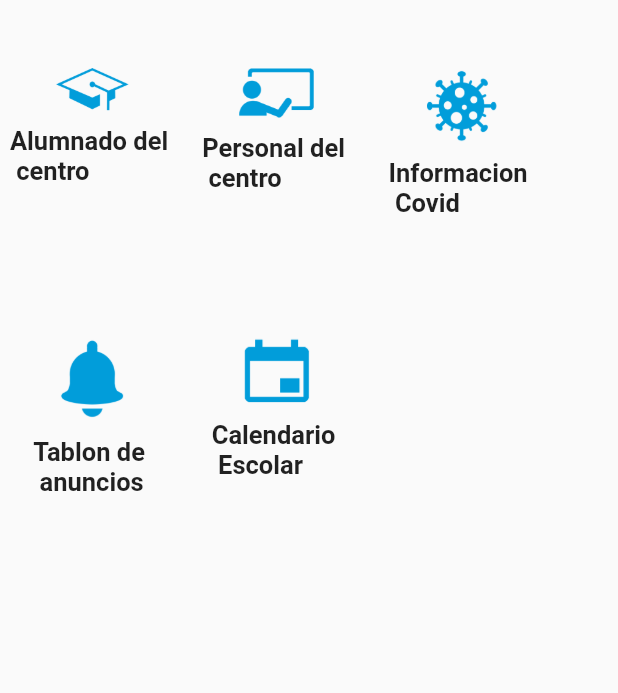
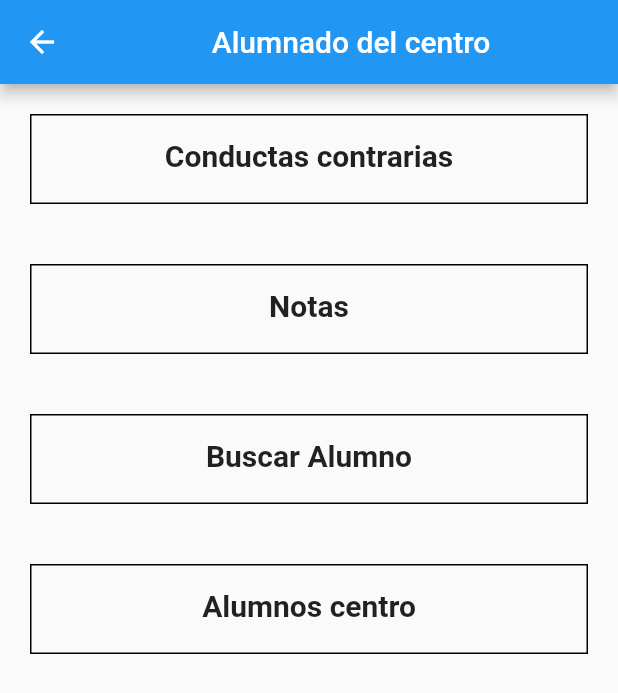
Before and after one commit to dconbal/ApplicationSeneca, a Flutter app: the CentralMenu widget shown alone on an empty page, opened directly, after a tap on an icon or button, on a phone screen of 412 x 824 dp. Shown: the top 693 px of the screen. Run offline on Flutter 3.47's test engine with Material 2 defaults, Android fonts, the phone set to English and light mode, and no system bars; our stand-ins replace firebase_auth, firebase_core, font_awesome_flutter, google_sign_in; accounts and stored records are empty; network calls fail.

Commit message:
pagina conductas contrarias

```diff
--- a/lib/main.dart
+++ b/lib/main.dart
@@ -2,6 +2,8 @@ import 'package:flutter/material.dart';
 import 'package:provider/provider.dart';
 import 'package:seneca/firebase/login_firebase.dart';
 import 'package:seneca/providers/login_provider.dart';
+import 'package:seneca/screens/centro_screen.dart';
+import 'package:seneca/screens/conductas_contrarias_screen.dart';
 import 'package:seneca/screens/login_screen.dart';
 import 'package:seneca/screens/principal_screen.dart';
 import 'package:firebase_core/firebase_core.dart';
@@ -34,7 +36,9 @@ class MyApp extends StatelessWidget {
       initialRoute: 'login',
       routes: {
         'login': (_) => LoginPage(),
-        'principal': (_) => PrincipalScreen()
+        'principal': (_) => PrincipalScreen(),
+        'screens': (_) => CentroScreen(),
+        'conductas': (_) => ConductasContrariasScreen()
       },
     );
   }
--- /dev/null
+++ b/lib/screens/centro_screen.dart
@@ -0,0 +1,55 @@
+import 'package:flutter/material.dart';
+
+class CentroScreen extends StatelessWidget {
+  @override
+  Widget build(BuildContext context) {
+    return Scaffold(
+      appBar: AppBar(title: Center(child: Text("Alumnado del centro"))),
+      body: Container(
+        width: double.infinity,
+        child: ListView(
+          children: [
+            Elementos(
+                redireccionar: 'conductas', texto: "Conductas contrarias"),
+            Elementos(redireccionar: '', texto: "Notas"),
+            Elementos(redireccionar: '', texto: "Buscar Alumno"),
+            Elementos(redireccionar: '', texto: "Alumnos centro")
+          ],
+        ),
+      ),
+    );
+  }
+}
+
+class Elementos extends StatelessWidget {
+  final String redireccionar;
+  final String texto;
+
+  const Elementos({
+    Key? key,
+    required this.redireccionar,
+    required this.texto,
+  }) : super(key: key);
+
+  @override
+  Widget build(BuildContext context) {
+    return GestureDetector(
+      onTap: () {
+        if (redireccionar != "") {
+          Navigator.pushNamed(context, redireccionar);
+        }
+      },
+      child: Container(
+        margin: EdgeInsets.symmetric(vertical: 20, horizontal: 20),
+        padding: EdgeInsets.symmetric(vertical: 15),
+        height: 60,
+        decoration: BoxDecoration(border: Border.all(color: Colors.black)),
+        child: Text(
+          texto,
+          textAlign: TextAlign.center,
+          style: TextStyle(fontSize: 20, fontWeight: FontWeight.bold),
+        ),
+      ),
+    );
+  }
+}
--- a/lib/widgets/central_menu.dart
+++ b/lib/widgets/central_menu.dart
@@ -9,15 +9,28 @@ class CentralMenu extends StatelessWidget {
         SizedBox(height: 10),
         Row(
           children: [
-            Tarjeta(imagen: "sombrero.png", texto: "Alumnado del \n centro"),
-            Tarjeta(imagen: "profesor.png", texto: "Personal del \n centro"),
-            Tarjeta(imagen: "covid.png", texto: "Informacion \n Covid"),
+            Tarjeta(
+                imagen: "sombrero.png",
+                texto: "Alumnado del \n centro",
+                pagina: 'screens'),
+            Tarjeta(
+                imagen: "profesor.png",
+                texto: "Personal del \n centro",
+                pagina: ""),
+            Tarjeta(
+                imagen: "covid.png", texto: "Informacion \n Covid", pagina: ""),
           ],
         ),
         Row(
           children: [
-            Tarjeta(imagen: "campana.png", texto: "Tablon de \n anuncios"),
-            Tarjeta(imagen: "calendario.png", texto: "Calendario \n Escolar"),
+            Tarjeta(
+                imagen: "campana.png",
+                texto: "Tablon de \n anuncios",
+                pagina: ""),
+            Tarjeta(
+                imagen: "calendario.png",
+                texto: "Calendario \n Escolar",
+                pagina: ""),
           ],
         )
       ],
@@ -28,17 +41,23 @@ class CentralMenu extends StatelessWidget {
 class Tarjeta extends StatelessWidget {
   final String imagen;
   final String texto;
+  final String pagina;
 
   const Tarjeta({
     Key? key,
     required this.imagen,
     required this.texto,
+    required this.pagina,
   }) : super(key: key);
 
   @override
   Widget build(BuildContext context) {
     return GestureDetector(
-      onTap: () sync* {},
+      onTap: () {
+        if (pagina != "") {
+          Navigator.pushNamed(context, pagina);
+        }
+      },
       child: Container(
         margin: EdgeInsets.symmetric(horizontal: 5, vertical: 5),
         height: 170,
```
Also changed, not shown: lib/screens/conductas_contrarias_screen.dart (added, +156 -0 lines).
